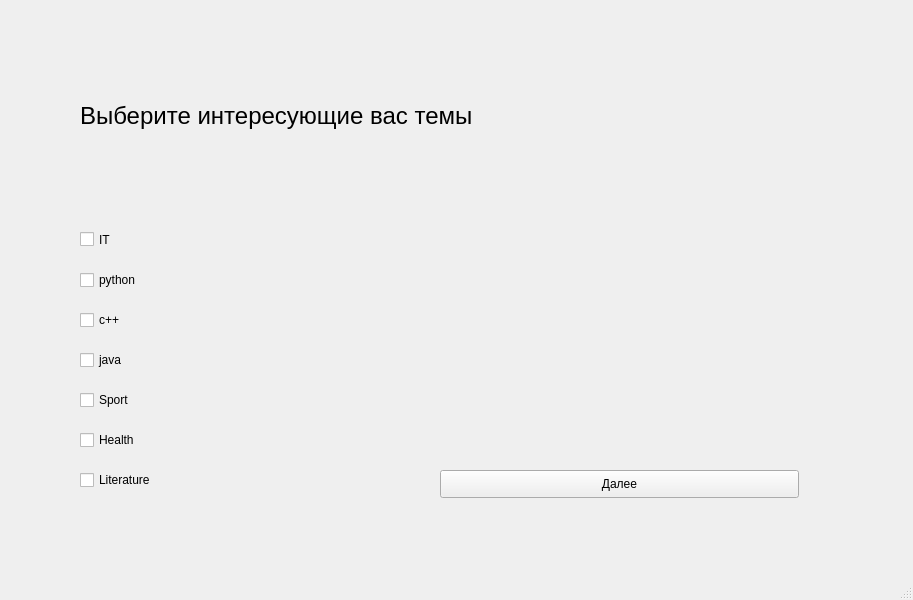
Qt form src/choose.ui (abebus/atiri-proj) before a commit.
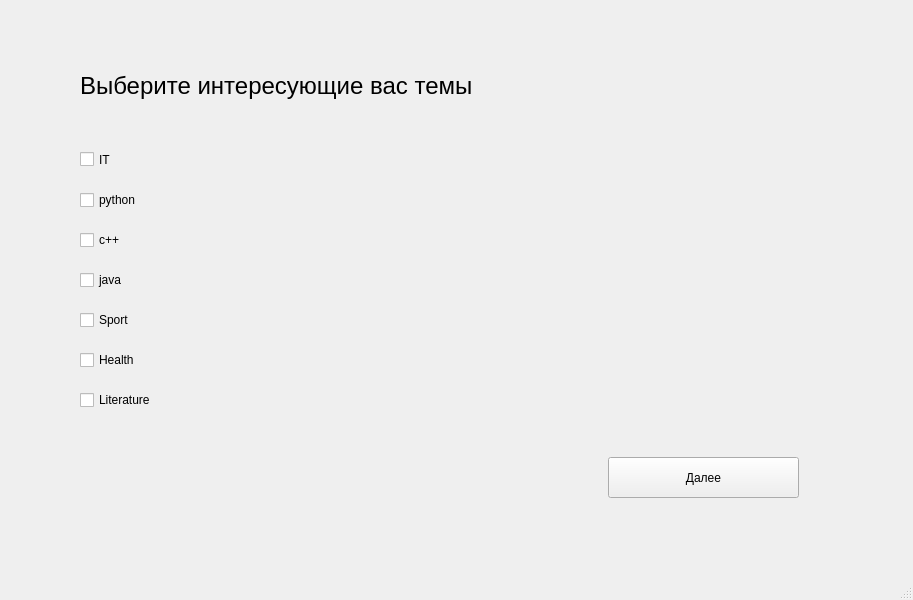
The same form after that commit.

Patch:
```diff
--- a/src/choose.ui
+++ b/src/choose.ui
@@ -10,6 +10,12 @@
     <height>600</height>
    </rect>
   </property>
+  <property name="sizePolicy">
+   <sizepolicy hsizetype="Fixed" vsizetype="Fixed">
+    <horstretch>0</horstretch>
+    <verstretch>0</verstretch>
+   </sizepolicy>
+  </property>
   <property name="windowTitle">
    <string>MainWindow</string>
   </property>
@@ -18,11 +24,17 @@
     <property name="geometry">
      <rect>
       <x>80</x>
-      <y>229</y>
+      <y>149</y>
       <width>81</width>
       <height>21</height>
      </rect>
     </property>
+    <property name="sizePolicy">
+     <sizepolicy hsizetype="Fixed" vsizetype="Fixed">
+      <horstretch>0</horstretch>
+      <verstretch>0</verstretch>
+     </sizepolicy>
+    </property>
     <property name="text">
      <string>IT</string>
     </property>
@@ -31,11 +43,17 @@
     <property name="geometry">
      <rect>
       <x>80</x>
-      <y>270</y>
+      <y>190</y>
       <width>81</width>
       <height>20</height>
      </rect>
     </property>
+    <property name="sizePolicy">
+     <sizepolicy hsizetype="Fixed" vsizetype="Fixed">
+      <horstretch>0</horstretch>
+      <verstretch>0</verstretch>
+     </sizepolicy>
+    </property>
     <property name="text">
      <string>python</string>
     </property>
@@ -44,11 +62,17 @@
     <property name="geometry">
      <rect>
       <x>80</x>
-      <y>310</y>
+      <y>230</y>
       <width>81</width>
       <height>20</height>
      </rect>
     </property>
+    <property name="sizePolicy">
+     <sizepolicy hsizetype="Fixed" vsizetype="Fixed">
+      <horstretch>0</horstretch>
+      <verstretch>0</verstretch>
+     </sizepolicy>
+    </property>
     <property name="text">
      <string>c++</string>
     </property>
@@ -57,11 +81,17 @@
     <property name="geometry">
      <rect>
       <x>80</x>
-      <y>350</y>
+      <y>270</y>
       <width>81</width>
       <height>20</height>
      </rect>
     </property>
+    <property name="sizePolicy">
+     <sizepolicy hsizetype="Fixed" vsizetype="Fixed">
+      <horstretch>0</horstretch>
+      <verstretch>0</verstretch>
+     </sizepolicy>
+    </property>
     <property name="text">
      <string>java</string>
     </property>
@@ -70,11 +100,17 @@
     <property name="geometry">
      <rect>
       <x>80</x>
-      <y>390</y>
+      <y>310</y>
       <width>81</width>
       <height>20</height>
      </rect>
     </property>
+    <property name="sizePolicy">
+     <sizepolicy hsizetype="Fixed" vsizetype="Fixed">
+      <horstretch>0</horstretch>
+      <verstretch>0</verstretch>
+     </sizepolicy>
+    </property>
     <property name="text">
      <string>Sport</string>
     </property>
@@ -83,11 +119,17 @@
     <property name="geometry">
      <rect>
       <x>80</x>
-      <y>430</y>
+      <y>350</y>
       <width>81</width>
       <height>20</height>
      </rect>
     </property>
+    <property name="sizePolicy">
+     <sizepolicy hsizetype="Fixed" vsizetype="Fixed">
+      <horstretch>0</horstretch>
+      <verstretch>0</verstretch>
+     </sizepolicy>
+    </property>
     <property name="text">
      <string>Health</string>
     </property>
@@ -96,11 +138,17 @@
     <property name="geometry">
      <rect>
       <x>80</x>
-      <y>470</y>
+      <y>390</y>
       <width>101</width>
       <height>20</height>
      </rect>
     </property>
+    <property name="sizePolicy">
+     <sizepolicy hsizetype="Fixed" vsizetype="Fixed">
+      <horstretch>0</horstretch>
+      <verstretch>0</verstretch>
+     </sizepolicy>
+    </property>
     <property name="text">
      <string>Literature</string>
     </property>
@@ -108,10 +156,10 @@
    <widget class="QPushButton" name="pb">
     <property name="geometry">
      <rect>
-      <x>440</x>
-      <y>470</y>
-      <width>359</width>
-      <height>28</height>
+      <x>608</x>
+      <y>457</y>
+      <width>191</width>
+      <height>41</height>
      </rect>
     </property>
     <property name="text">
@@ -122,7 +170,7 @@
     <property name="geometry">
      <rect>
       <x>80</x>
-      <y>90</y>
+      <y>60</y>
       <width>531</width>
       <height>51</height>
      </rect>
```
